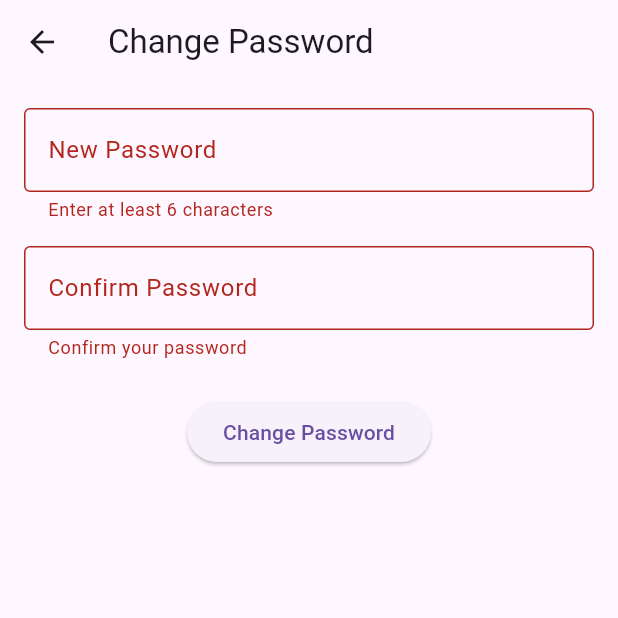
After one commit to TurtRabi/TurtRabi-Challenge_And_Positive_HabitTracker_Mobile, a Flutter app: the ResetPasswordPage screen opened by its route, after a tap on "Change Password", on a phone screen of 412 x 824 dp, the top half of it. The commit adds this screen. Run offline on Flutter 3.47's test engine with Material 3 defaults, Android fonts, the phone set to English and light mode, and no system bars; our stand-ins replace dio, flutter_riverpod, go_router, google_sign_in, pin_code_fields; missing offline and left inert: dart:ffi; network calls fail.

Commit message:
update: finish authenticate

```diff
--- a/lib/domain/repositories/auth_repository.dart
+++ b/lib/domain/repositories/auth_repository.dart
@@ -5,8 +5,9 @@ import 'package:tracking_positive_mobile/core/Dto/UserDto.dart';
 
 abstract class AuthRepository{
   Future<void> socialLogin(String provider,String accessToken,String clientType);
-  Future<Response> login(String userName,String password);
+  Future<bool> login(String userName,String password);
   Future<Response> register(String userName,String password,String email,String phone);
   Future<UserDto> getUserByEmail(String email);
   Future<bool> SendEmail({required String userId});
+  Future<bool> changePassword({required String id,required String newPassword});
 }
--- a/lib/domain/usecases/social_login_usecase.dart
+++ b/lib/domain/usecases/social_login_usecase.dart
@@ -11,7 +11,7 @@ class SocialLoginUseCase{
   Future<void> execute(String provider,String accessToken,String clientType){
     return repository.socialLogin(provider, accessToken, clientType);
   }
-  Future<Response> executeLogin(String userName,String password){
+  Future<bool> executeLogin(String userName,String password){
     return repository.login(userName, password);
   }
   Future<Response> executeRegister(String userName,String password,String email,String phone){
@@ -23,4 +23,7 @@ class SocialLoginUseCase{
   Future<bool> executeSendEmail({required String userId}){
     return repository.SendEmail(userId: userId);
   }
+  Future<bool> executeChangePassword({required String id,required String newPassword}){
+    return repository.changePassword(id: id, newPassword: newPassword);
+  }
 }
--- /dev/null
+++ b/lib/presentation/pages/AuthenticatePage/forgotPassword/reset_password_page.dart
@@ -0,0 +1,97 @@
+import 'package:flutter/material.dart';
+import 'package:flutter_riverpod/flutter_riverpod.dart';
+import 'package:go_router/go_router.dart';
+
+import '../../../providers/auth_provider.dart';
+
+
+class ResetPasswordPage extends ConsumerStatefulWidget {
+  const ResetPasswordPage({super.key});
+
+  @override
+  ConsumerState<ConsumerStatefulWidget> createState() => _ChangePasswordPageState();
+}
+
+class _ChangePasswordPageState extends ConsumerState<ResetPasswordPage> {
+  final _formKey = GlobalKey<FormState>();
+  final _newPasswordController = TextEditingController();
+  final _confirmPasswordController = TextEditingController();
+
+  @override
+  void dispose() {
+    _newPasswordController.dispose();
+    _confirmPasswordController.dispose();
+    super.dispose();
+  }
+
+  Future<void> _handleChangePassword() async {
+    if (_formKey.currentState!.validate()) {
+      final newPassword = _newPasswordController.text;
+      final confirmPassword = _confirmPasswordController.text;
+
+      if (newPassword != confirmPassword) {
+        ScaffoldMessenger.of(context).showSnackBar(
+          SnackBar(content: Text("Passwords do not match")),
+        );
+        return;
+      }
+
+      final email = GoRouterState.of(context).extra as String;
+      var response= await ref.watch(authViewModelProvider).changePassword(email, newPassword);
+      if(response==true){
+        ScaffoldMessenger.of(context).showSnackBar(
+          SnackBar(content: Text("Password changed successfully")),
+        );
+        context.go('/login');
+      }
+    }
+  }
+
+  @override
+  Widget build(BuildContext context) {
+    return Scaffold(
+      appBar: AppBar(
+          title: Text("Change Password"),
+        leading: IconButton(onPressed: (){
+          context.pop();
+        }, icon: Icon(Icons.arrow_back)),
+      ),
+      body: Padding(
+        padding: const EdgeInsets.all(16.0),
+        child: Form(
+          key: _formKey,
+          child: Column(
+            children: [
+              TextFormField(
+                controller: _newPasswordController,
+                obscureText: true,
+                decoration: InputDecoration(
+                  labelText: "New Password",
+                  border: OutlineInputBorder(),
+                ),
+                validator: (value) =>
+                value == null || value.length < 6 ? "Enter at least 6 characters" : null,
+              ),
+              SizedBox(height: 16),
+              TextFormField(
+                controller: _confirmPasswordController,
+                obscureText: true,
+                decoration: InputDecoration(
+                  labelText: "Confirm Password",
+                  border: OutlineInputBorder(),
+                ),
+                validator: (value) =>
+                value == null || value.isEmpty ? "Confirm your password" : null,
+              ),
+              SizedBox(height: 24),
+              ElevatedButton(
+                onPressed: _handleChangePassword,
+                child: Text("Change Password"),
+              ),
+            ],
+          ),
+        ),
+      ),
+    );
+  }
+}
--- a/lib/presentation/pages/sign_up_page.dart
+++ b/lib/presentation/pages/AuthenticatePage/sign_up_page.dart
@@ -2,7 +2,8 @@ import 'package:flutter/material.dart';
 import 'package:go_router/go_router.dart';
 import 'package:flutter_riverpod/flutter_riverpod.dart';
 
-import '../providers/auth_provider.dart';
+import '../../providers/auth_provider.dart';
+
 
 
 class SignUpPage extends ConsumerStatefulWidget {
--- a/lib/routes/app_router.dart
+++ b/lib/routes/app_router.dart
@@ -1,9 +1,13 @@
 
 import 'package:go_router/go_router.dart';
 
-import '../presentation/pages/forgotPassword/forgot_password_page.dart';
-import '../presentation/pages/login_page.dart';
-import '../presentation/pages/sign_up_page.dart';
+
+import '../presentation/pages/AuthenticatePage/forgotPassword/forgot_password_page.dart';
+import '../presentation/pages/AuthenticatePage/forgotPassword/reset_password_page.dart';
+import '../presentation/pages/AuthenticatePage/login_page.dart';
+import '../presentation/pages/AuthenticatePage/sign_up_page.dart';
+import '../presentation/pages/HomePage/home_controller_page.dart';
+
 
 final GoRouter appRouter = GoRouter(
   initialLocation: '/login',
@@ -19,6 +23,15 @@ final GoRouter appRouter = GoRouter(
     GoRoute(
       path: '/forgot-password',
       builder: (context, state) => const ForgotPasswordPage()
-    )
+    ),
+    GoRoute(
+      path: '/reset-password',
+      name: 'reset-password',
+      builder: (context, state) => const ResetPasswordPage()
+    ),
+    GoRoute(
+      path: '/home',
+      builder: (context, state) => const HomeControllerPage(),
+    ),
   ]
 );
```
Also changed, not shown: lib/core/Dto/RedisDto.dart (+5 -6 lines), lib/data/datasources/remote/auth_remote_datasource.dart (+19 -2 lines), lib/data/datasources/remote/redis_remote_datasource.dart (+27 -12 lines), lib/data/repositories/auth_repository_impl.dart (+6 -1 lines), lib/data/repositories/redis_repository_impl.dart (added, +23 -0 lines), lib/domain/repositories/redis_repository.dart (added, +7 -0 lines), lib/domain/usecases/redis_cacher_usecase.dart (added, +21 -0 lines), lib/presentation/pages/AuthenticatePage/forgotPassword/forgot_password_page.dart (renamed from lib/presentation/pages/forgotPassword/forgot_password_page.dart, +5 -4 lines), lib/presentation/pages/AuthenticatePage/login_page.dart (renamed from lib/presentation/pages/login_page.dart, +11 -5 lines), lib/presentation/pages/HomePage/home_controller_page.dart (added, +13 -0 lines), lib/presentation/providers/redis_provider.dart (added, +15 -0 lines), lib/presentation/viewmodels/auth_viewmodel.dart (+25 -3 lines), lib/presentation/viewmodels/redis_viewmodel.dart (added, +25 -0 lines), lib/presentation/widgets/showOtpDialog.dart (+15 -4 lines).
